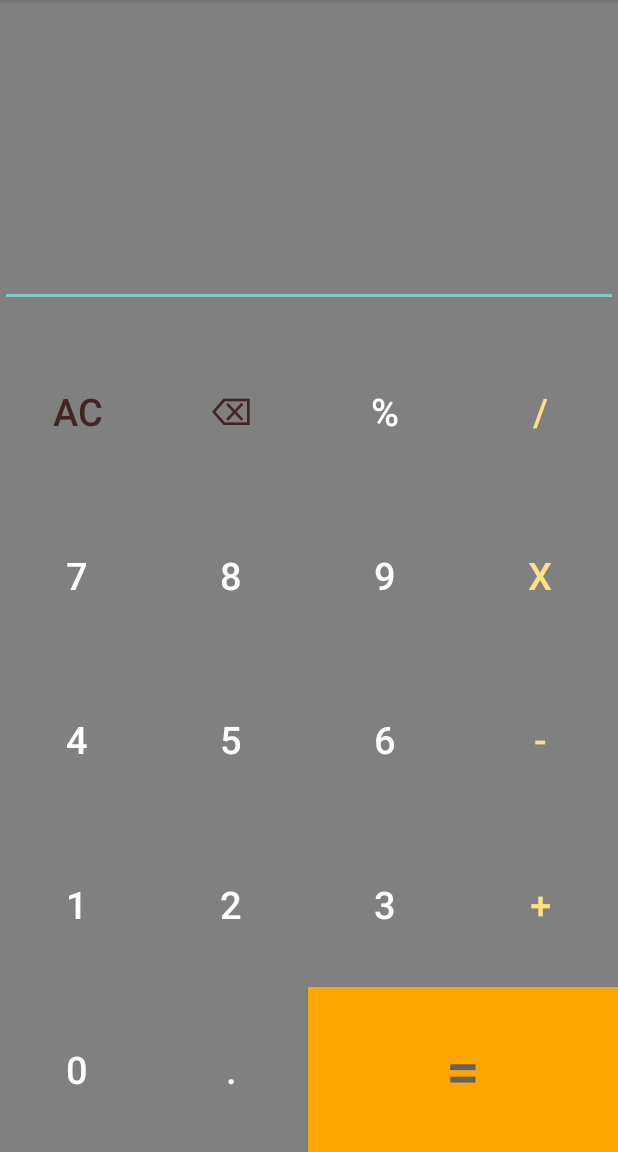
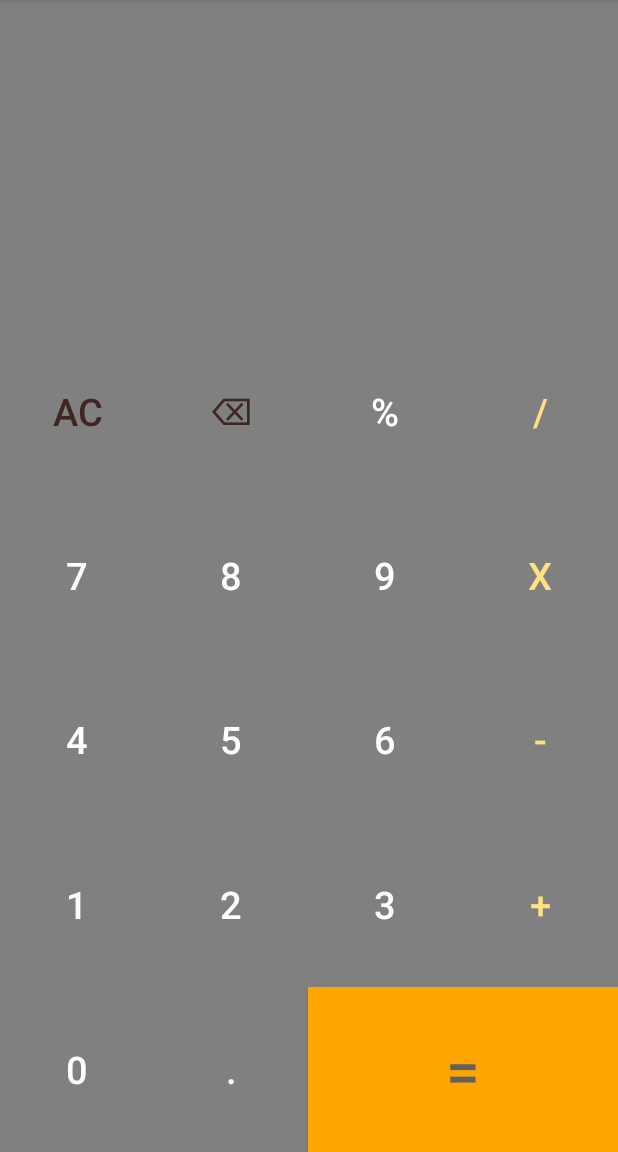
Before and after one commit to yapyekorebecca/Mobile-Programming-Project, an Android app: the screen it shows after launch (MainActivity), on a phone screen of 412 x 824 dp, the part 84-1236 px from its top. Run offline under Robolectric (Android 15) with nearby library versions, the phone set to English and light mode, and no system bars.

Commit message:
disabled editable view in  result section

```diff
--- a/CalculatorApplication/app/src/main/java/com/example/calculatorapplication/MainActivity.kt
+++ b/CalculatorApplication/app/src/main/java/com/example/calculatorapplication/MainActivity.kt
@@ -9,6 +9,7 @@ import android.os.Bundle
 
 
 import android.widget.Button
+import android.widget.EditText
 
 import android.widget.TextView
 
@@ -131,6 +132,7 @@ class MainActivity : AppCompatActivity() {
         expression = findViewById(R.id.expression)
 
         result = findViewById(R.id.result)
+
 
 
 
--- a/CalculatorApplication/app/src/main/res/layout/activity_main.xml
+++ b/CalculatorApplication/app/src/main/res/layout/activity_main.xml
@@ -29,9 +29,10 @@
             app:layout_constraintBottom_toTopOf="@+id/result"
             app:layout_constraintEnd_toEndOf="parent"
             app:layout_constraintStart_toStartOf="parent"
-            app:layout_constraintTop_toTopOf="parent" />
+            app:layout_constraintTop_toTopOf="parent"
+            android:inputType="none"/>
 
-        <EditText
+        <TextView
             android:id="@+id/result"
             android:layout_width="match_parent"
             android:layout_height="72dp"
@@ -39,7 +40,6 @@
             android:layout_marginBottom="12dp"
             android:gravity="center|end"
             android:importantForAutofill="no"
-            android:inputType="number"
             android:paddingStart="10dp"
             android:paddingEnd="10dp"
             android:text=""
@@ -49,7 +49,8 @@
             app:layout_constraintEnd_toEndOf="parent"
             app:layout_constraintStart_toStartOf="parent"
             app:layout_constraintTop_toBottomOf="@+id/expression"
-            tools:ignore="LabelFor,SpeakableTextPresentCheck" />
+            tools:ignore="LabelFor,SpeakableTextPresentCheck"
+            android:inputType="none"/>
     </androidx.constraintlayout.widget.ConstraintLayout>
     <LinearLayout
         style="@style/buttonRow">
```
